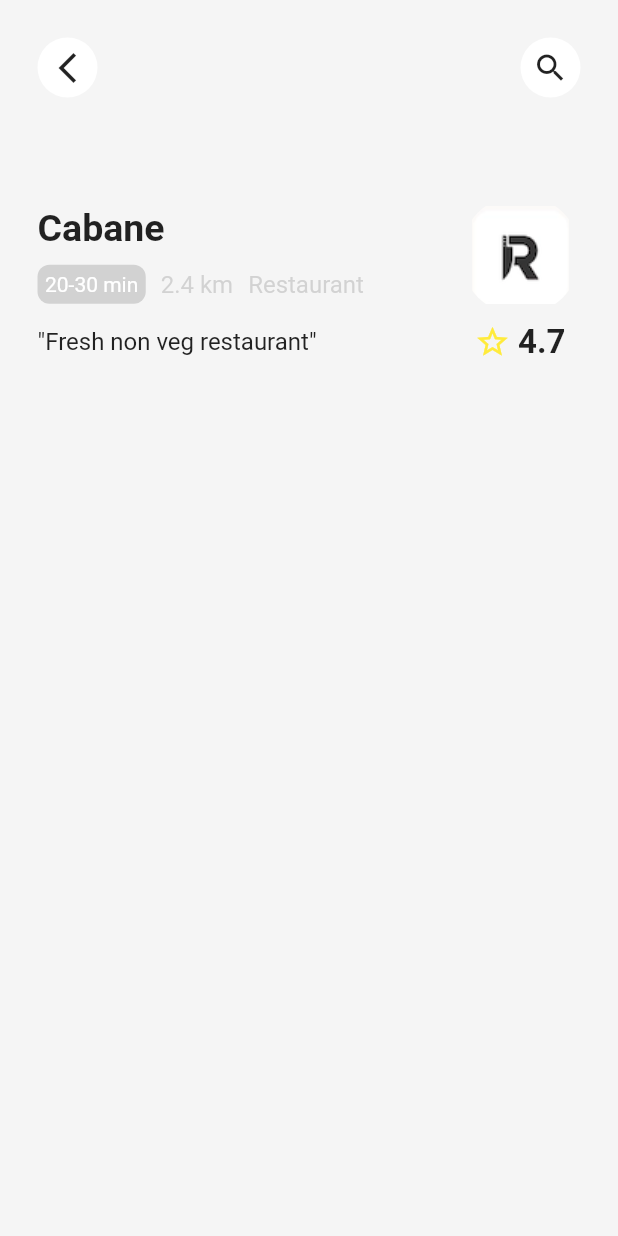
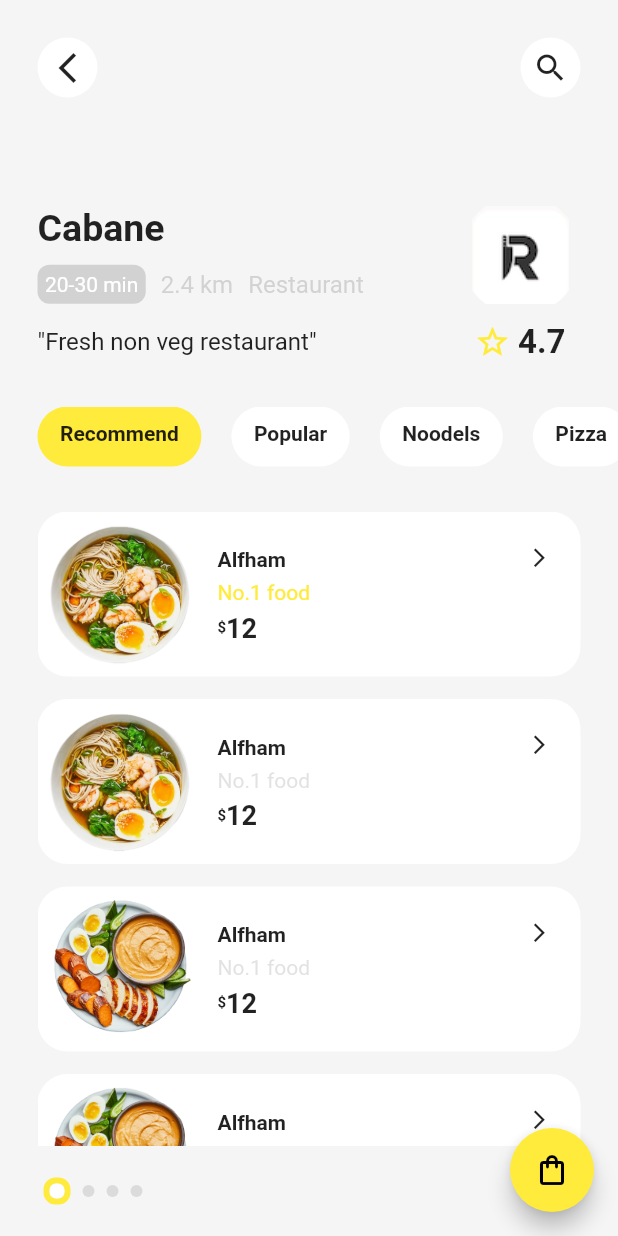
Before and after one commit to abdullakn/flutter_ui_food_deliver_app, a Flutter app: the screen it shows after launch, on a phone screen of 412 x 824 dp. Run offline on Flutter 3.47's test engine with Material 2 defaults, Android fonts, the phone set to English and light mode, and no system bars; drawn by our look-alikes of smooth_page_indicator.

Commit message:
smooth indicator and list food items and floating action button completed

```diff
--- a/lib/models/food.dart
+++ b/lib/models/food.dart
@@ -39,7 +39,9 @@ class Food {
             'noodles':"assets/images/ingre1.png",
             'shrimp':"assets/images/ingre2.png"
           }],
-          about: "Simply and health dish"),
+          about: "Simply and health dish",
+          highlights: true),
+
            Food(
           imgurl: "assets/images/dish1.png",
           desc: "No.1 food",
@@ -55,6 +57,20 @@ class Food {
           }],
           about: "Simply and health dish"),
            Food(
+          imgurl: "assets/images/dish2.png",
+          desc: "No.1 food",
+          name: "Alfham",
+          waitTime: "15",
+          score: 4.7,
+          cal: '325 cal',
+          price: 12,
+          quantity: 1,
+          ingredients: [{
+            'noodles':"assets/images/ingre1.png",
+            'shrimp':"assets/images/ingre2.png"
+          }],
+          about: "Simply and health dish"),
+            Food(
           imgurl: "assets/images/dish2.png",
           desc: "No.1 food",
           name: "Alfham",
--- a/lib/screens/home/home.dart
+++ b/lib/screens/home/home.dart
@@ -1,7 +1,11 @@
 import 'package:flutter/material.dart';
 import 'package:food_delivery_app/constants/colors.dart';
+import 'package:food_delivery_app/models/restaurant.dart';
+import 'package:food_delivery_app/screens/home/widgets/food_list.dart';
+import 'package:food_delivery_app/screens/home/widgets/food_list_view.dart';
 import 'package:food_delivery_app/screens/home/widgets/restaurant_info.dart';
 import 'package:food_delivery_app/widgets/custom_appbar.dart';
+import 'package:smooth_page_indicator/smooth_page_indicator.dart';
 
 class HomePage extends StatefulWidget {
   const HomePage({Key? key}) : super(key: key);
@@ -12,21 +16,73 @@ class HomePage extends StatefulWidget {
 
 class _HomePageState extends State<HomePage> {
   var selectedIndex = 0;
+  final pageController = PageController();
+  final restaurant = Restaurant.generateRestaurant();
   @override
   Widget build(BuildContext context) {
+    print("render");
     return Scaffold(
       backgroundColor: kBackgroundColor,
       body: SafeArea(
           child: Column(
         crossAxisAlignment: CrossAxisAlignment.start,
         children: [
-         const CustomAppBar(
+          const CustomAppBar(
               leftIcon: Icons.arrow_back_ios_new_outlined,
               rightIcon: Icons.search),
-              RestaurantInfo()
+          RestaurantInfo(),
+          FoodList(
+              selectedIndex: selectedIndex,
+              callback: (int index) {
+                setState(() {
+                  selectedIndex = index;
+                });
+                pageController.jumpToPage(index);
+              },
+              restaurant: restaurant),
+          Expanded(
+            child: FoodListView(
+                selectedIndex: selectedIndex,
+                callback: (int index) {
+                  setState(() {
+                    selectedIndex = index;
+                  });
+                },
+                pagecontroller: pageController,
+                restaurant: restaurant),
+          ),
+          Container(
+            padding: EdgeInsets.symmetric(horizontal: 25),
+            height: 60,
+            child: SmoothPageIndicator(
+              controller: pageController,
+              count: restaurant.menu.length,
+              effect: CustomizableEffect(
+                  dotDecoration: DotDecoration(
+                    height: 8,
+                    width: 8,
+                    color: Colors.grey.withOpacity(0.3),
+                    borderRadius: BorderRadius.circular(8)
+                  ),
+                  activeDotDecoration: DotDecoration(
+                    height: 10,
+                    width: 10,
+                    // color: Colors.yellow,
+                    borderRadius: BorderRadius.circular(8),
+                    dotBorder: DotBorder(
+                      width: 4,
+                      color: Colors.yellow
+                    )
+                  )),
+                  onDotClicked: (index)=>pageController.jumpToPage(index),
+            ),
+          )
         ],
-
       )),
+      floatingActionButton: FloatingActionButton(
+        onPressed:(){},
+        backgroundColor: Colors.yellow,
+        child: Icon(Icons.shopping_bag_outlined,color: Colors.black,), ),
     );
   }
 }
--- /dev/null
+++ b/lib/screens/home/widgets/food_item.dart
@@ -0,0 +1,63 @@
+import 'package:flutter/material.dart';
+import 'package:food_delivery_app/models/food.dart';
+
+class FoodItem extends StatelessWidget {
+  final Food food;
+  const FoodItem({required this.food});
+
+  @override
+  Widget build(BuildContext context) {
+    return Container(
+      height: 110,
+      decoration: BoxDecoration(
+        color: Colors.white,
+        borderRadius: BorderRadius.circular(20)
+      ),
+      child: Row(
+        children: [
+          Container(
+            padding: EdgeInsets.all(5),
+            height: 110,
+            width: 110,
+            child: Image.asset(food.imgurl,fit: BoxFit.fitHeight,),
+          ),
+          Expanded(child: Container(
+            padding: EdgeInsets.only(
+              top: 20,
+              left: 10,
+              right: 20,
+
+
+            ),
+
+            child: Column(
+              crossAxisAlignment: CrossAxisAlignment.start,
+              children: [
+                Row(
+                  mainAxisAlignment: MainAxisAlignment.spaceBetween,
+                  children: [
+                    Text(food.name,style: TextStyle(fontWeight: FontWeight.bold,height: 1.5),),
+                    Icon(Icons.arrow_forward_ios_outlined,size: 15,)
+                  ],
+                ),
+                SizedBox(height: 5,),
+                Text(food.desc,style: TextStyle(color: food.highlights?Colors.yellow:Colors.grey.withOpacity(0.3)),),
+                SizedBox(height: 5,),
+                Row(
+                  children: [
+                    Text('\$',style: TextStyle(fontSize: 10,fontWeight: FontWeight.bold),),
+                    Text(food.price.toString(),style: TextStyle(fontSize: 18,fontWeight: FontWeight.bold),),
+
+                  ],
+                )
+              ],
+            ),
+
+          )
+          )
+        ],
+      ),
+
+    );
+  }
+}
--- /dev/null
+++ b/lib/screens/home/widgets/food_list.dart
@@ -0,0 +1,44 @@
+import 'package:flutter/foundation.dart';
+import 'package:flutter/material.dart';
+import 'package:food_delivery_app/models/restaurant.dart';
+
+class FoodList extends StatelessWidget {
+  final int selectedIndex;
+  final Function callback;
+  final Restaurant restaurant;
+  const FoodList(
+      {required this.selectedIndex,
+      required this.callback,
+      required this.restaurant});
+
+  @override
+  Widget build(BuildContext context) {
+    final category = restaurant.menu.keys.toList();
+    return Container(
+      height: 100,
+      padding: EdgeInsets.symmetric(vertical: 30),
+      child: ListView.separated(
+        scrollDirection: Axis.horizontal,
+          padding: EdgeInsets.symmetric(horizontal: 25),
+          itemBuilder: (context, index) => GestureDetector(
+                onTap: () => callback(index),
+                child: Container(
+                  padding: EdgeInsets.symmetric(vertical: 10, horizontal: 15),
+                  decoration: BoxDecoration(
+                      borderRadius: BorderRadius.circular(20),
+                      color: selectedIndex == index
+                          ? Colors.yellow
+                          : Colors.white),
+                  child: Text(
+                    category[index],
+                    style: TextStyle(fontWeight: FontWeight.bold),
+                  ),
+                ),
+              ),
+          separatorBuilder: (_, index) => SizedBox(
+                width: 20,
+              ),
+          itemCount: category.length),
+    );
+  }
+}
--- /dev/null
+++ b/lib/screens/home/widgets/food_list_view.dart
@@ -0,0 +1,36 @@
+import 'package:flutter/material.dart';
+import 'package:food_delivery_app/models/restaurant.dart';
+import 'package:food_delivery_app/screens/home/widgets/food_item.dart';
+
+class FoodListView extends StatelessWidget {
+  final int selectedIndex;
+  final Function callback;
+  final PageController pagecontroller;
+  final Restaurant restaurant;
+  const FoodListView({required this.selectedIndex,required this.callback,required this.pagecontroller,required this.restaurant});
+
+  @override
+  Widget build(BuildContext context) {
+
+    final category=restaurant.menu.keys.toList();
+    return Container(
+      padding: EdgeInsets.symmetric(horizontal: 25),
+      child: PageView(
+        controller: pagecontroller,
+        onPageChanged: (selectedIndex)=>callback(selectedIndex),
+        children:
+          category.map((e) => ListView.separated(
+            itemBuilder: (context,index)=>FoodItem(food: restaurant.menu[category[selectedIndex]]![index]),
+             separatorBuilder: (_,index)=>SizedBox(height: 15,),
+             itemCount: restaurant.menu[category[selectedIndex]]!.length)).toList()
+          // category.map((e) => ListView.separated(
+          //   itemBuilder: (context,index)=>FoodItem(food: restaurant.menu[category[selectedIndex]]![index]),
+          //   separatorBuilder:(_,index)=>SizedBox(height: 10,),
+          //    itemCount: restaurant.menu[category[selectedIndex]]!.length)).toList()
+
+
+      ),
+
+    );
+  }
+}
--- a/pubspec.yaml
+++ b/pubspec.yaml
@@ -34,6 +34,7 @@ dependencies:
   # The following adds the Cupertino Icons font to your application.
   # Use with the CupertinoIcons class for iOS style icons.
   cupertino_icons: ^1.0.2
+  smooth_page_indicator: ^1.0.0+2
 
 dev_dependencies:
   flutter_test:
```
Also changed, not shown: pubspec.lock.
